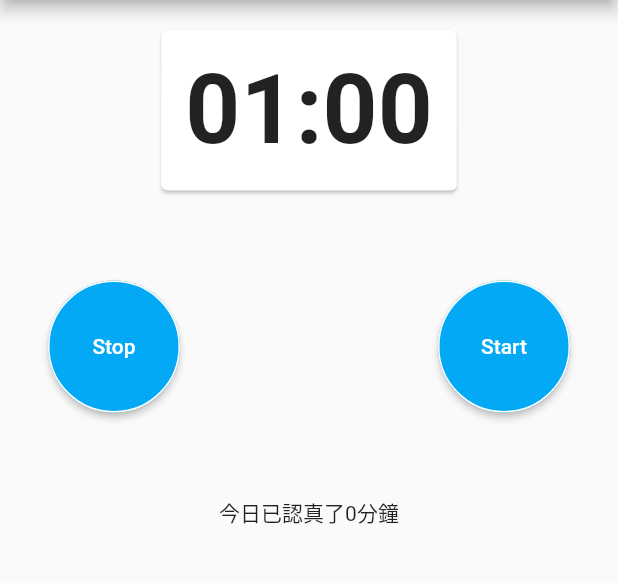
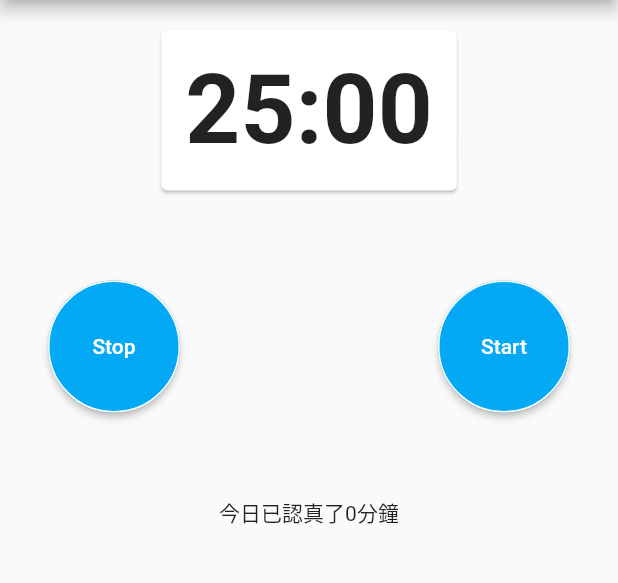
Before and after one commit to Erstelai/TomatoClock, a Flutter app: the screen it shows after launch, on a phone screen of 412 x 824 dp, the part 84-667 px from its top. Run offline on Flutter 3.47's test engine with Material 2 defaults, Android fonts, the phone set to English and light mode, and no system bars; our stand-ins replace shared_preferences.

Commit message:
feat: develop branch init

```diff
--- a/lib/main.dart
+++ b/lib/main.dart
@@ -14,7 +14,7 @@ class TomatoClock extends StatelessWidget {
   @override
   Widget build(BuildContext context) {
     return MaterialApp(
-      title: 'Flutter Demo',
+      title: '認真助手',
       theme: ThemeData(
         primarySwatch: Colors.blue,
         visualDensity: VisualDensity.adaptivePlatformDensity,
@@ -35,8 +35,8 @@ class HomeWidget extends StatefulWidget {
 class _HomeWidgetState extends State<HomeWidget> {
   var period = Duration(seconds: 1);
   bool _countDownIsStart = false;
-  int _countDownSecond = 60; // countDown var
-  int _selectedStudyTime = 60; // record user current studyTime
+  int _countDownSecond = 60*25; // countDown var
+  int _selectedStudyTime = 60*25; // record user current studyTime
   int _studyTime = 0; // display study time
   Timer _currentTimer;
   void startTimeCountDown() {
```
